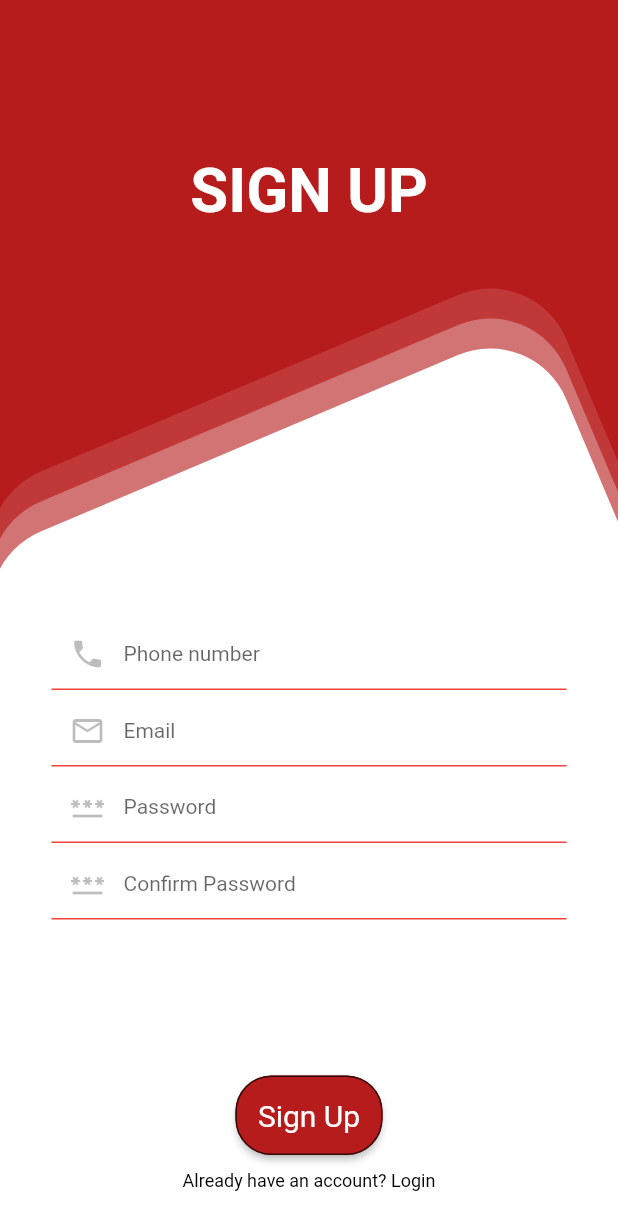
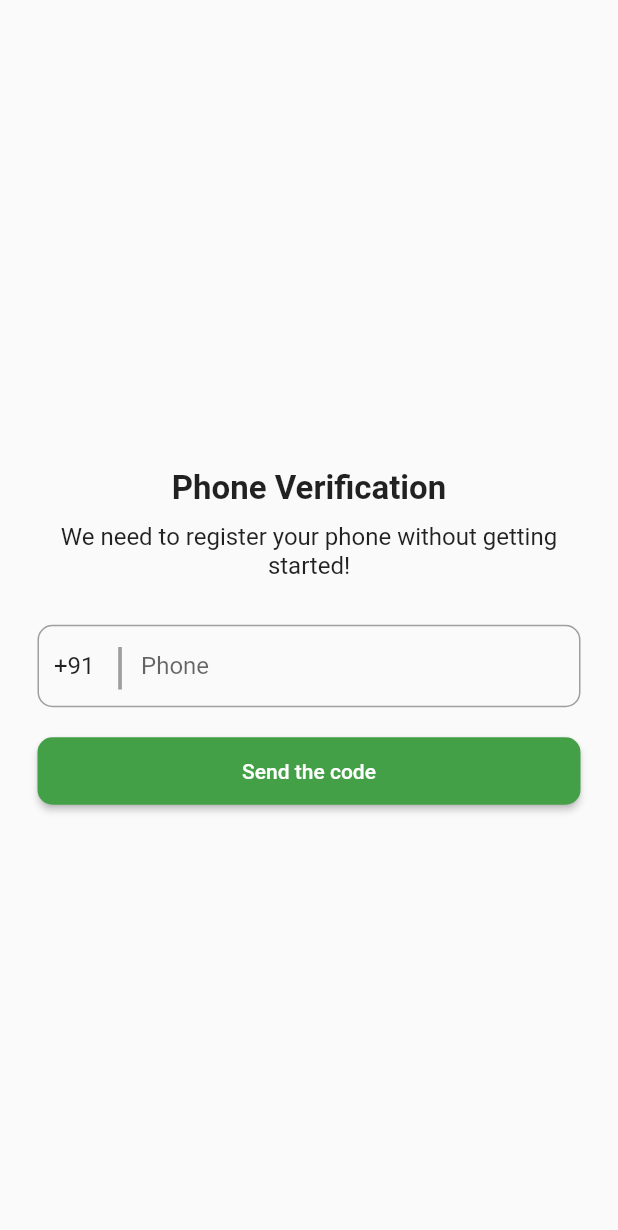
Before and after one commit to SreedevT/bloodbuddy, a Flutter app: the screen it shows after launch, on a phone screen of 412 x 824 dp. Shown: the top 1230 px of the screen. Run offline on Flutter 3.47's test engine with Material 2 defaults, Android fonts, the phone set to English and light mode, and no system bars; our stand-ins replace firebase_auth, firebase_core, pinput; missing offline and left inert: firebase_app_check; accounts and stored records are empty; Roboto replaces fonts that are missing (Montserrat).

Commit message:
Initial Phone Auth commit

```diff
--- /dev/null
+++ b/lib/authentication/phone_signup.dart
@@ -0,0 +1,140 @@
+import 'dart:developer';
+
+import 'package:firebase_auth/firebase_auth.dart';
+import 'package:firebase_core/firebase_core.dart';
+import 'package:flutter/material.dart';
+
+class MyPhone extends StatefulWidget {
+  const MyPhone({Key? key}) : super(key: key);
+
+  static String verificationId = " ";
+
+  @override
+  State<MyPhone> createState() => _MyPhoneState();
+}
+
+class _MyPhoneState extends State<MyPhone> {
+  TextEditingController countryController = TextEditingController();
+
+  String phone = "";
+
+  @override
+  void initState() {
+    countryController.text = "+91";
+    super.initState();
+  }
+
+  @override
+  Widget build(BuildContext context) {
+    return Scaffold(
+      body: Container(
+        margin: const EdgeInsets.only(left: 25, right: 25),
+        alignment: Alignment.center,
+        child: SingleChildScrollView(
+          child: Column(
+            mainAxisAlignment: MainAxisAlignment.center,
+            children: [
+              // Image.asset(
+              //   'assets/img1.png',
+              //   width: 150,
+              //   height: 150,
+              // ),
+              const SizedBox(
+                height: 25,
+              ),
+              const Text(
+                "Phone Verification",
+                style: TextStyle(fontSize: 22, fontWeight: FontWeight.bold),
+              ),
+              const SizedBox(
+                height: 10,
+              ),
+              const Text(
+                "We need to register your phone without getting started!",
+                style: TextStyle(
+                  fontSize: 16,
+                ),
+                textAlign: TextAlign.center,
+              ),
+              const SizedBox(
+                height: 30,
+              ),
+              Container(
+                height: 55,
+                decoration: BoxDecoration(
+                    border: Border.all(width: 1, color: Colors.grey),
+                    borderRadius: BorderRadius.circular(10)),
+                child: Row(
+                  mainAxisAlignment: MainAxisAlignment.center,
+                  children: [
+                    const SizedBox(
+                      width: 10,
+                    ),
+                    SizedBox(
+                      width: 40,
+                      child: TextField(
+                        controller: countryController,
+                        keyboardType: TextInputType.number,
+                        decoration: const InputDecoration(
+                          border: InputBorder.none,
+                        ),
+                      ),
+                    ),
+                    const Text(
+                      "|",
+                      style: TextStyle(fontSize: 33, color: Colors.grey),
+                    ),
+                    const SizedBox(
+                      width: 10,
+                    ),
+                    Expanded(
+                        child: TextField(
+                      onChanged: (value) {
+                        phone = value;
+                      },
+                      keyboardType: TextInputType.phone,
+                      decoration: const InputDecoration(
+                        border: InputBorder.none,
+                        hintText: "Phone",
+                      ),
+                    ))
+                  ],
+                ),
+              ),
+              const SizedBox(
+                height: 20,
+              ),
+              SizedBox(
+                width: double.infinity,
+                height: 45,
+                child: ElevatedButton(
+                    style: ElevatedButton.styleFrom(
+                        backgroundColor: Colors.green.shade600,
+                        shape: RoundedRectangleBorder(
+                            borderRadius: BorderRadius.circular(10))),
+                    onPressed: () async {
+                      await FirebaseAuth.instance.verifyPhoneNumber(
+                        phoneNumber: '${countryController.text + phone}',
+                        verificationCompleted:
+                            (PhoneAuthCredential credential) {
+                          log('Verification Complete!!!!!!!!!!!');
+                        },
+                        verificationFailed: (FirebaseAuthException e) {
+                          log(e.toString());
+                        },
+                        codeSent: (String verificationId, int? resendToken) {
+                          MyPhone.verificationId = verificationId;
+                          Navigator.pushNamed(context, 'verify');
+                        },
+                        codeAutoRetrievalTimeout: (String verificationId) {},
+                      );
+                    },
+                    child: const Text("Send the code")),
+              )
+            ],
+          ),
+        ),
+      ),
+    );
+  }
+}
--- a/lib/main.dart
+++ b/lib/main.dart
@@ -1,25 +1,35 @@
-
+import 'package:firebase_app_check/firebase_app_check.dart';
 import 'package:blood/authentication/register.dart';
 import 'package:firebase_auth/firebase_auth.dart';
 import 'package:flutter/material.dart';
 import 'package:firebase_core/firebase_core.dart';
 import 'package:provider/provider.dart';
+import 'firebase_options.dart';
 
+import 'authentication/phone_signup.dart';
+import 'authentication/verify.dart';
 
-Future main() async {
+Future<void> main() async {
   WidgetsFlutterBinding.ensureInitialized();
-  await Firebase.initializeApp();
-  runApp(const MyApp());
+  await Firebase.initializeApp(options: DefaultFirebaseOptions.currentPlatform);
+
+  await FirebaseAppCheck.instance.activate(
+    webRecaptchaSiteKey: 'recaptcha-v3-site-key',
+    // Default provider for Android is the Play Integrity provider. You can use the "AndroidProvider" enum to choose
+    // your preferred provider. Choose from:
+    // 1. debug provider
+    // 2. safety net provider
+    // 3. play integrity provider
+    androidProvider: AndroidProvider.debug,
+  );
+
+  runApp(MaterialApp(
+    initialRoute: 'phone_signup',
+    debugShowCheckedModeBanner: false,
+    routes: {
+      'phone_signup': (context) => MyPhone(),
+      'verify': (context) => MyVerify(),
+      'register_test': (context) => SignUpScreen(),
+    },
+  ));
 }
-
-class MyApp extends StatelessWidget {
-  const MyApp({super.key});
-
-  // This widget is the root of your application.
-  @override
-  Widget build(BuildContext context) {
-    return const MaterialApp(
-      home: SignUpScreen()
-    );
-  }
-}
```
Also changed, not shown: lib/authentication/verify.dart (added, +160 -0 lines), pubspec.yaml (+5 -2 lines), lib/firebase_options.dart (added), pubspec.lock, 2 other files.
